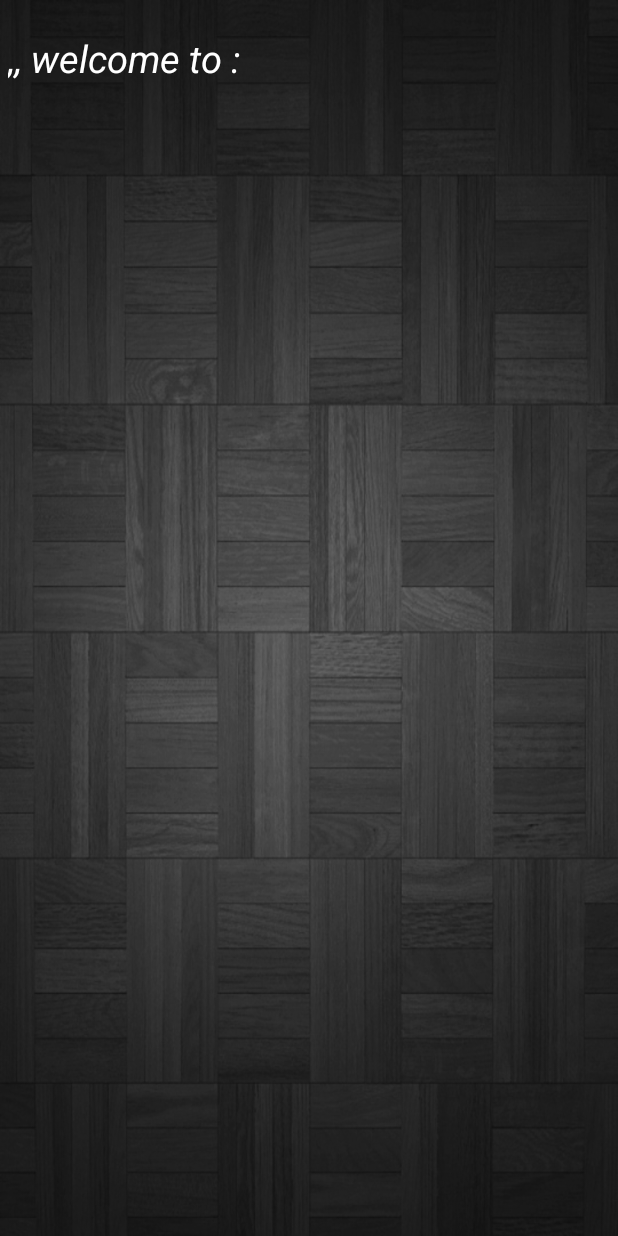
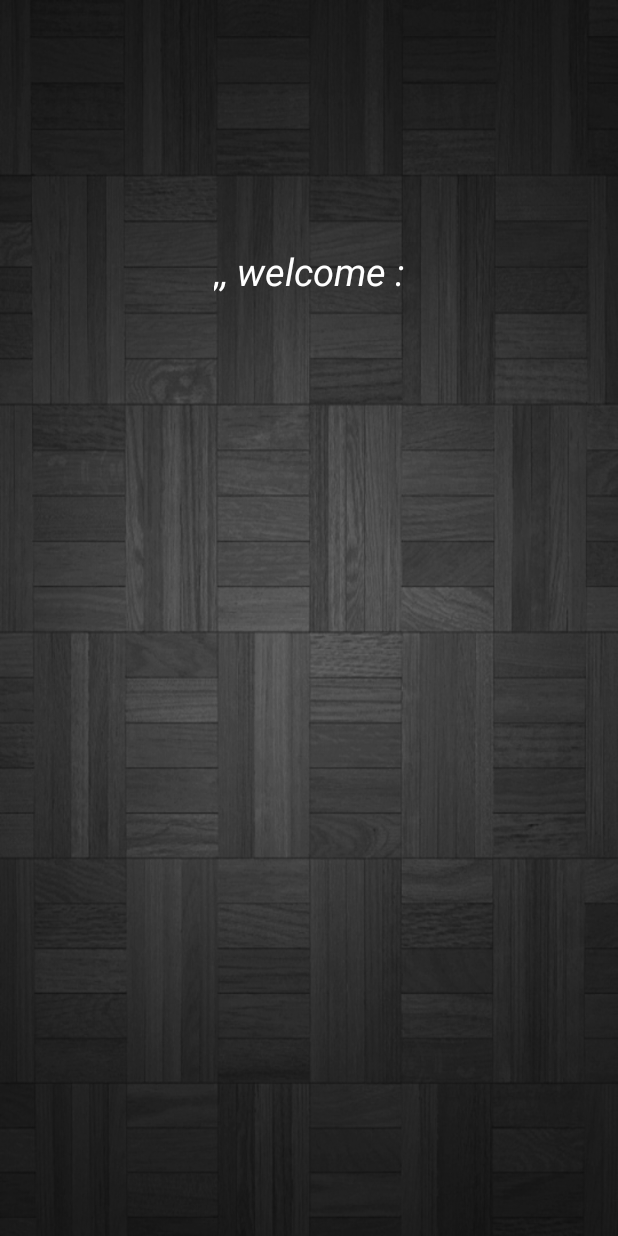
Before and after one commit to jzaoueli/LoginNewsApp, an Android app: the MainActivity screen opened directly, with no data from a screen before it, on a phone screen of 412 x 824 dp. Run offline under Robolectric (Android 15) with nearby library versions, the phone set to English and light mode, and no system bars.

Commit message:
change string and position of main activity

```diff
--- a/app/src/main/res/layout/activity_main.xml
+++ b/app/src/main/res/layout/activity_main.xml
@@ -12,10 +12,13 @@
         android:layout_width="wrap_content"
         android:layout_height="wrap_content"
         android:id="@+id/welcomeView"
-        android:text="@string/welcome_string"
+        android:text="@string/welcome_2_string"
         android:textColor="@color/white"
         android:textSize="@dimen/welcome_view_text_size"
         android:textStyle="italic"
-        android:padding="@dimen/text_view_padding"/>
+        android:padding="@dimen/text_view_padding"
+        android:layout_alignParentTop="true"
+        android:layout_centerHorizontal="true"
+        android:layout_marginTop="142dp" />
 
 </RelativeLayout>
--- a/app/src/main/res/values/strings.xml
+++ b/app/src/main/res/values/strings.xml
@@ -2,6 +2,7 @@
     <string name="app_name">Login and News Project</string>
     <string name="title_activity_main">MainActivity</string>
     <string name="welcome_string">,, welcome to :</string>
+    <string name="welcome_2_string">,, welcome :</string>
     <string name="login_string">Login Form ,,</string>
     <string name="user_name_hint_string">User Name</string>
     <string name="password_hint_string">Password</string>
```
